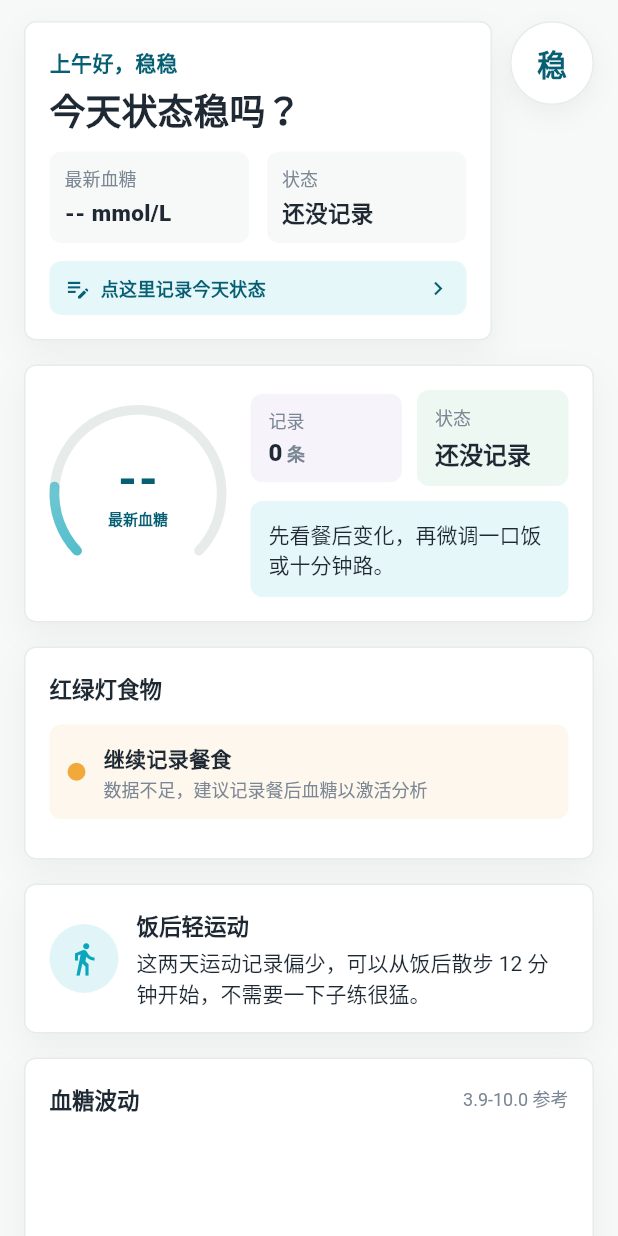
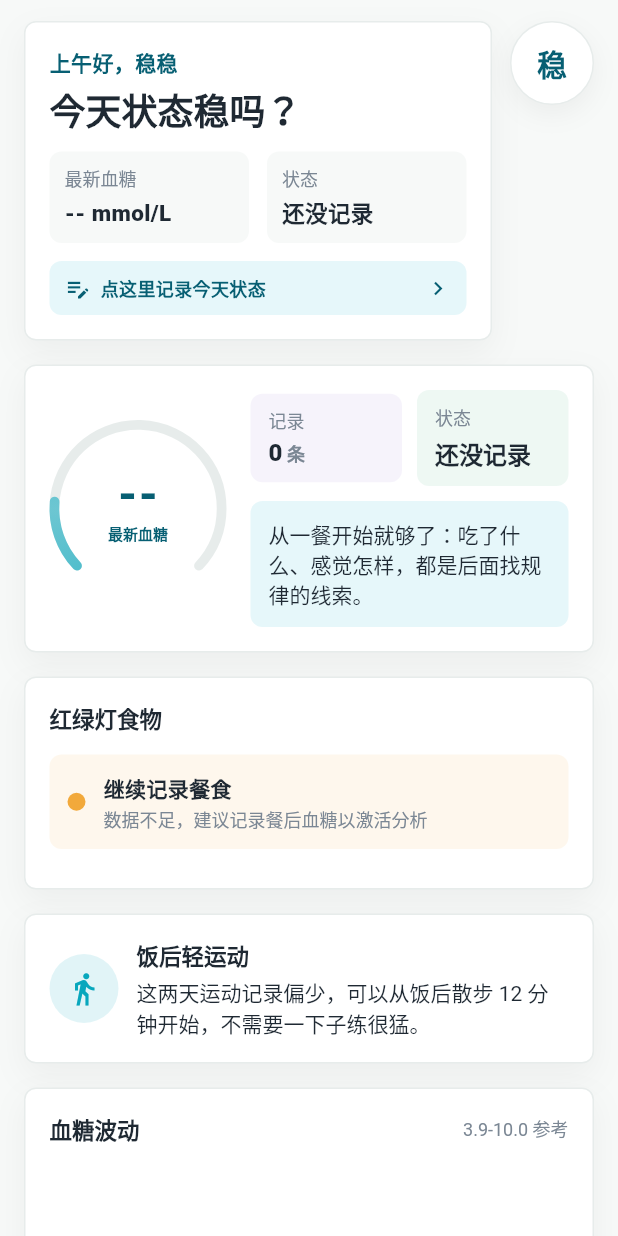
Before and after one commit to cicinnn607/g, a Flutter app: the HomePage screen opened directly, on a phone screen of 412 x 824 dp. Run offline on Flutter 3.47's test engine with Material 3 defaults, Android fonts, the light colour scheme and no system bars; our stand-ins replace fl_chart, flutter_local_notifications, image_picker, sqflite, supabase_flutter, timezone; accounts and stored records are empty.

Commit message:
首页蓝色小建议改为丰富动态提醒

```diff
--- a/lib/pages/home_page.dart
+++ b/lib/pages/home_page.dart
@@ -276,8 +276,10 @@ class _TodayOverview extends StatelessWidget {
                     color: AppColors.primarySoft,
                     borderRadius: BorderRadius.circular(8),
                   ),
-                  child: const Text(
-                    '先看餐后变化，再微调一口饭或十分钟路。',
+                  child: Text(
+                    provider.homeReminder,
+                    maxLines: 3,
+                    overflow: TextOverflow.ellipsis,
                     style: AppTextStyles.body,
                   ),
                 ),
--- a/lib/provider/health_provider.dart
+++ b/lib/provider/health_provider.dart
@@ -55,6 +55,14 @@ class HealthProvider with ChangeNotifier {
     _glucoseHistory,
     _mealHistory,
     _exerciseHistory,
+  );
+
+  String get homeReminder => AnalysisService.buildHomeReminder(
+    glucoseRecords: _glucoseHistory,
+    meals: _mealHistory,
+    exercises: _exerciseHistory,
+    statuses: _statusHistory,
+    totalRecords: _totalRecords,
   );
 
   ManualInsight get manualInsight => AnalysisService.buildManualInsight(
--- a/lib/services/analysis_service.dart
+++ b/lib/services/analysis_service.dart
@@ -59,6 +59,58 @@ class AnalysisService {
     '鸡蛋',
     '牛奶',
   ];
+
+  static const Map<String, List<String>> _homeReminderMessages = {
+    'highGlucose': [
+      '最近一次血糖偏高，下一餐先少甜饮、主食留一点余地，饭后慢走 10 分钟。',
+      '这次读数有点高，先别急着加难度：少点甜口，饭后散步一小圈。',
+      '血糖偏高时，最实用的是下一餐稳住份量，再加 10-15 分钟轻走。',
+      '下一餐把饮料换成水，主食慢一点吃，饭后让腿帮身体分担一点工作。',
+      '看到偏高读数，先做小调整：少甜饮、少久坐、饭后轻轻动起来。',
+    ],
+    'lowGlucose': [
+      '最近一次血糖偏低，先关注头晕、发抖、乏力等感受，今天别空腹硬扛。',
+      '读数偏低时，先把身体感受记下来；如果不舒服，及时按你的健康方案处理。',
+      '血糖偏低更要温柔一点：别空腹猛运动，先观察状态再安排活动。',
+      '这次读数偏低，记录一下当时有没有心慌、出汗或犯困，后面更好找规律。',
+      '偏低读数值得留意，今天的目标不是拼强度，是把感受记录清楚。',
+    ],
+    'postMeal': [
+      '如果刚吃完，慢走 10 分钟就很好，餐后血糖通常更喜欢这种小动作。',
+      '饭后先别急着坐太久，下楼走一小圈，给这一餐一个平稳收尾。',
+      '刚吃完可以试试 10-15 分钟轻松走，速度以能正常说话为准。',
+      '饭后散步不用很猛，像给身体点了一个“平稳模式”。',
+      '这一餐结束后，让腿替胰岛素分担一点工作，慢走一会儿就算数。',
+    ],
+    'tiredStatus': [
+      '最近状态有点疲惫，可以回看上一餐、睡眠和久坐时间，备注写细一点会更好分析。',
+      '犯困不一定只怪意志力，下一次记下吃了什么、几点困，规律会慢慢浮出来。',
+      '状态偏累时，先做低成本调整：补水、起身走几分钟，再记录具体感受。',
+      '如果饭后容易困，试着把主食份量、甜饮和活动量一起记下来。',
+      '今天感觉累的话，不用硬撑，先留一条状态备注，数据会替你记住线索。',
+    ],
+    'lowExercise': [
+      '这两天运动记录偏少，可以从饭后散步 10 分钟开始，不需要一下子练很猛。',
+      '今天的小目标：多走一段路，少坐一会儿，血糖管理先从低门槛开始。',
+      '运动不用等整块时间，饭后 8-12 分钟慢走也算一次有效尝试。',
+      '如果没空运动，就把电梯换成楼梯的一小段，先让身体收到“动起来”的信号。',
+      '给今天加一点轻活动吧，强度不用卷，稳定出现更重要。',
+    ],
+    'insufficientData': [
+      '先记录一条血糖或餐食吧，数据多一点，建议就会更像为你定制的。',
+      '今天先留下一条记录，明天分析就更有底气。',
+      '从一餐开始就够了：吃了什么、感觉怎样，都是后面找规律的线索。',
+      '健康管理不用开局满分，先记一条，系统就有东西可以帮你看。',
+      '身体不是 KPI，但它喜欢稳定交付；今天先交付一条记录就行。',
+    ],
+    'stable': [
+      '目前节奏看起来比较稳，继续保留饭后轻活动，重点观察下午精力。',
+      '今天可以继续这个节奏：吃慢一点、饭后动一点、状态记一点。',
+      '稳定不是运气，通常是份量、活动和睡眠一起配合出来的。',
+      '如果最近感觉不错，把有效的那几餐保留下来，它们可能是你的绿灯组合。',
+      '身体不是 KPI，但它真的喜欢稳定交付；继续保持这个节奏。',
+    ],
+  };
 
   static double calculateMealCalories(num caloriesRaw, num portionSize) {
     final result = caloriesRaw * portionSize;
@@ -293,6 +345,116 @@ class AnalysisService {
     return DateTime.tryParse('$value');
   }
 
+  static String buildHomeReminder({
+    required List<Map<String, dynamic>> glucoseRecords,
+    required List<Map<String, dynamic>> meals,
+    required List<Map<String, dynamic>> exercises,
+    required List<Map<String, dynamic>> statuses,
+    required int totalRecords,
+    DateTime? now,
+  }) {
+    final referenceTime = now ?? DateTime.now();
+    final latestGlucose = _latestRecord(glucoseRecords, 'record_time');
+    final latestGlucoseValue = latestGlucose == null
+        ? null
+        : double.tryParse('${latestGlucose['value']}');
+    final latestMeal = _latestRecord(meals, 'meal_time');
+    final latestMealTime = _parseDateTime(latestMeal?['meal_time']);
+    final latestStatus = _latestRecord(statuses, 'record_time');
+    final latestStatusLevel = '${latestStatus?['status_level'] ?? ''}';
+
+    late final String scenario;
+    if (latestGlucoseValue != null && latestGlucoseValue > 10.0) {
+      scenario = 'highGlucose';
+    } else if (latestGlucoseValue != null && latestGlucoseValue < 3.9) {
+      scenario = 'lowGlucose';
+    } else if (_isRecentMealWithoutExercise(
+      latestMealTime,
+      exercises,
+      referenceTime,
+    )) {
+      scenario = 'postMeal';
+    } else if (_isTiredStatus(latestStatusLevel)) {
+      scenario = 'tiredStatus';
+    } else if (totalRecords <= 1 ||
+        (glucoseRecords.isEmpty && meals.isEmpty && statuses.isEmpty)) {
+      scenario = 'insufficientData';
+    } else if (_recentExerciseMinutes(exercises, referenceTime) < 30) {
+      scenario = 'lowExercise';
+    } else {
+      scenario = 'stable';
+    }
+
+    final messages = _homeReminderMessages[scenario]!;
+    return _pickStableMessage(messages, scenario, totalRecords, referenceTime);
+  }
+
+  static Map<String, dynamic>? _latestRecord(
+    List<Map<String, dynamic>> records,
+    String timeKey,
+  ) {
+    Map<String, dynamic>? latest;
+    DateTime? latestTime;
+    for (final record in records) {
+      final recordTime = _parseDateTime(record[timeKey]);
+      if (recordTime == null) continue;
+      if (latestTime == null || recordTime.isAfter(latestTime)) {
+        latest = record;
+        latestTime = recordTime;
+      }
+    }
+    if (latest != null) return latest;
+    return records.isEmpty ? null : records.first;
+  }
+
+  static bool _isRecentMealWithoutExercise(
+    DateTime? mealTime,
+    List<Map<String, dynamic>> exercises,
+    DateTime now,
+  ) {
+    if (mealTime == null) return false;
+    final minutesAfterMeal = now.difference(mealTime).inMinutes;
+    if (minutesAfterMeal < 0 || minutesAfterMeal > 120) return false;
+    return !exercises.any((exercise) {
+      final exerciseTime = _parseDateTime(exercise['exercise_time']);
+      if (exerciseTime == null) return false;
+      return !exerciseTime.isBefore(mealTime) && !exerciseTime.isAfter(now);
+    });
+  }
+
+  static bool _isTiredStatus(String level) {
+    return level.contains('疲劳') || level.contains('疲惫');
+  }
+
+  static int _recentExerciseMinutes(
+    List<Map<String, dynamic>> exercises,
+    DateTime now,
+  ) {
+    return exercises.fold<int>(0, (sum, item) {
+      final exerciseTime = _parseDateTime(item['exercise_time']);
+      if (exerciseTime == null) return sum;
+      final hoursAgo = now.difference(exerciseTime).inHours;
+      if (hoursAgo < 0 || hoursAgo > 72) return sum;
+      return sum + (int.tryParse('${item['duration']}') ?? 0);
+    });
+  }
+
+  static String _pickStableMessage(
+    List<String> messages,
+    String scenario,
+    int totalRecords,
+    DateTime now,
+  ) {
+    final dayKey = now.year * 10000 + now.month * 100 + now.day;
+    final scenarioSeed = scenario.codeUnits.fold<int>(
+      0,
+      (sum, unit) => sum + unit,
+    );
+    final index = (dayKey + scenarioSeed + totalRecords).abs() %
+        messages.length;
+    return messages[index];
+  }
+
   static FoodSignal classifyFood(String name, num calories) {
     final hasRedKeyword = _redKeywords.any(name.contains);
     final hasGreenKeyword = _greenKeywords.any(name.contains);
```
Also changed, not shown: 1 other file.
